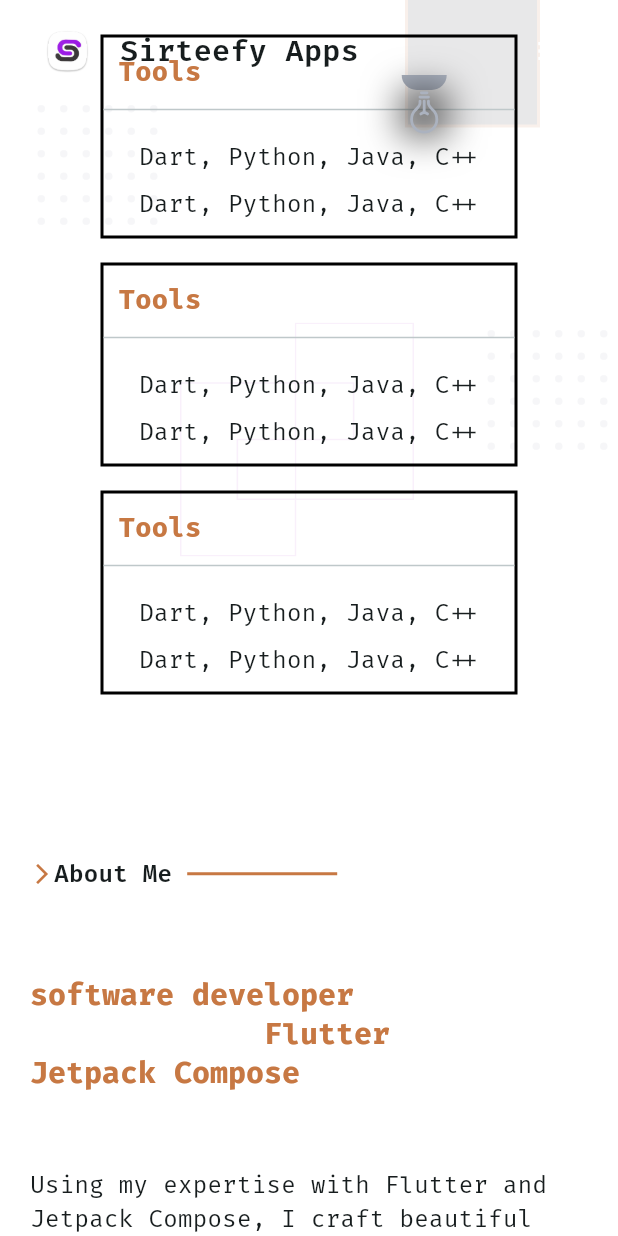
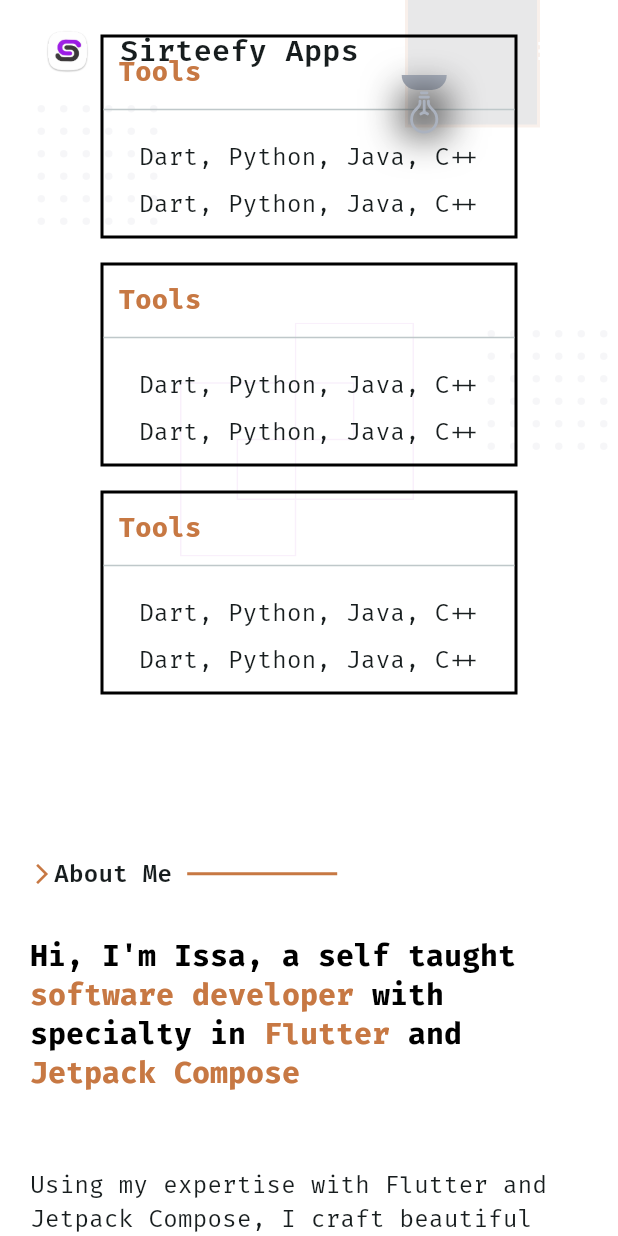
Before and after one commit to Teewhydot/sirteefy, a Flutter app: the screen it shows after launch, scrolled down 2880 dp, after a tap on the "menu" icon, on a phone screen of 412 x 824 dp. Run offline on Flutter 3.47's test engine with Material 3 defaults, Android fonts, the phone set to English and light mode, and no system bars; our stand-ins replace flutter_svg, get, ionicons, responsive_framework.

```diff
--- a/lib/sirteefy/presentation/pages/all_projects.dart
+++ b/lib/sirteefy/presentation/pages/all_projects.dart
@@ -55,7 +55,7 @@ class AllProjects extends StatelessWidget {
                     decoration: BoxDecoration(
                       color: primaryColor,
                       border: Border.all(
-                        color: textColorPurple,
+                        color: accentColor,
                         width: 2,
                       ),
                     ),
@@ -72,7 +72,7 @@ class AllProjects extends StatelessWidget {
                     decoration: BoxDecoration(
                       color: primaryColor,
                       border: Border.all(
-                        color: textColorPurple,
+                        color: accentColor,
                         width: 2,
                       ),
                     ),
@@ -89,7 +89,7 @@ class AllProjects extends StatelessWidget {
                     decoration: BoxDecoration(
                       color: primaryColor,
                       border: Border.all(
-                        color: textColorPurple,
+                        color: accentColor,
                         width: 2,
                       ),
                     ),
@@ -106,7 +106,7 @@ class AllProjects extends StatelessWidget {
                     decoration: BoxDecoration(
                       color: primaryColor,
                       border: Border.all(
-                        color: textColorPurple,
+                        color: accentColor,
                         width: 2,
                       ),
                     ),
@@ -180,7 +180,7 @@ class AllProjects extends StatelessWidget {
                     decoration: BoxDecoration(
                       color: primaryColor,
                       border: Border.all(
-                        color: textColorPurple,
+                        color: accentColor,
                         width: 2,
                       ),
                     ),
--- a/lib/sirteefy/presentation/widgets/about_me.dart
+++ b/lib/sirteefy/presentation/widgets/about_me.dart
@@ -1,5 +1,6 @@
 import 'package:flutter/material.dart';
 import 'package:ionicons/ionicons.dart';
+import 'package:sirteefy/sirteefy/presentation/widgets/my_skills.dart';
 import 'package:sirteefy/sirteefy/presentation/widgets/project_card.dart';
 import 'package:sirteefy/sirteefy/presentation/widgets/spacing.dart';
 import '../../../utils/color_palette/colors.dart';
@@ -22,31 +23,31 @@ class AboutMe extends StatelessWidget {
                   fontWeight: FontWeight.bold,
                 ),
                 children: [
-              const TextSpan(text: "Hi, I'm Issa, a self taught"),
+              textSpanText("Hi, I'm Issa, a self taught"),
               TextSpan(
                 text: " software developer ",
                 style: AppThemes.firaCodeStyle(
                   fontSize: 20,
                   fontWeight: FontWeight.bold,
-                  color: textColorPurple,
+                  color: accentColor,
                 ),
               ),
-              const TextSpan(text: "with specialty in"),
+              textSpanText("with specialty in"),
               TextSpan(
                 text: " Flutter",
                 style: AppThemes.firaCodeStyle(
                   fontSize: 20,
                   fontWeight: FontWeight.bold,
-                  color: textColorPurple,
+                  color: accentColor,
                 ),
               ),
-              const TextSpan(text: " and"),
+              textSpanText(" and"),
               TextSpan(
                 text: " Jetpack Compose ",
                 style: AppThemes.firaCodeStyle(
                   fontSize: 20,
                   fontWeight: FontWeight.bold,
-                  color: textColorPurple,
+                  color: accentColor,
                 ),
               ),
             ])),
@@ -56,12 +57,11 @@ class AboutMe extends StatelessWidget {
           style: AppThemes.firaCodeStyle(
             fontSize: 16,
             fontWeight: FontWeight.normal,
-
           ),
         ),
         verticalSpace(20),
         const ProjectButton(
-            borderColor: textColorPurple,
+            borderColor: accentColor,
             icon: Ionicons.document,
             text: 'Download Resume'),
       ],
--- a/lib/sirteefy/presentation/widgets/angle_widget.dart
+++ b/lib/sirteefy/presentation/widgets/angle_widget.dart
@@ -1,4 +1,7 @@
 import 'package:flutter/cupertino.dart';
+import 'package:get/get.dart';
+import 'package:get/get_common/get_reset.dart';
+import 'package:get/get_core/src/get_main.dart';
 
 import '../../../utils/color_palette/colors.dart';
 
@@ -21,23 +24,27 @@ class AngleWidget extends StatelessWidget {
           left: angleType == AngleType.left
               ? const BorderSide(
                   width: 2,
+            color: accentColor,
                 )
               : BorderSide.none,
           top: angleType == AngleType.left
               ? const BorderSide(
                   width: 2,
+                  color: accentColor,
                 )
               : BorderSide.none,
           bottom: angleType == AngleType.right
               ? const BorderSide(
                   width: 2,
+                  color: accentColor,
                 )
               : BorderSide.none,
           right: angleType == AngleType.right? const BorderSide(
                   width: 2,
+                  color: accentColor,
                 )
               : BorderSide.none,
-        )
+        ),
       ),
     );
   }
--- a/lib/sirteefy/presentation/widgets/animated_square.dart
+++ b/lib/sirteefy/presentation/widgets/animated_square.dart
@@ -11,7 +11,7 @@ class AnimatedSquare extends StatefulWidget {
 }
 
 class _AnimatedSquareState extends State<AnimatedSquare> {
-  Color _color = textColorGray;
+  Color _color = grayColor;
   late Timer _timer;
 
   @override
@@ -19,7 +19,7 @@ class _AnimatedSquareState extends State<AnimatedSquare> {
     super.initState();
     _timer = Timer.periodic(const Duration(seconds: 1), (Timer timer) {
       setState(() {
-        _color = _color == textColorGray ? textColorPurple : textColorGray;
+        _color = _color == grayColor ? accentColor : grayColor;
       });
     });
   }
--- a/lib/sirteefy/presentation/widgets/contact_section.dart
+++ b/lib/sirteefy/presentation/widgets/contact_section.dart
@@ -43,7 +43,7 @@ class Contact extends StatelessWidget {
           rowFlex: 1,
           child: Container(
             decoration: BoxDecoration(
-                border: Border.all(color: textColorPurple, width: 2),
+                border: Border.all(color: accentColor, width: 2),
                 borderRadius:
                     const BorderRadius.all(Radius.circular(borderWidthRadius))),
             child:Stack(
@@ -87,7 +87,7 @@ class Contact extends StatelessWidget {
                     verticalSpace(20),
                     const Padding(
                       padding: EdgeInsets.all(8.0),
-                      child: ProjectButton(borderColor: textColorPurple, icon: Icons.send, text: "Send"),
+                      child: ProjectButton(borderColor: accentColor, icon: Icons.send, text: "Send"),
                     )
                   ],
                 ),
--- a/lib/sirteefy/presentation/widgets/current_project_widget.dart
+++ b/lib/sirteefy/presentation/widgets/current_project_widget.dart
@@ -69,7 +69,7 @@ class _ScrollingTextState extends State<ScrollingText>
     return Container(
       decoration: BoxDecoration(
         border: Border.all(
-          color: textColorPurple,
+          color: accentColor,
           width: 2,
         ),
         borderRadius: BorderRadius.circular(borderWidthRadius),
--- a/lib/sirteefy/presentation/widgets/footer.dart
+++ b/lib/sirteefy/presentation/widgets/footer.dart
@@ -17,15 +17,15 @@ class Footer extends StatelessWidget {
          Row(
           mainAxisAlignment: desktop? MainAxisAlignment.center: MainAxisAlignment.spaceEvenly,
           children: [
-            const Icon(Ionicons.logo_github, color: textColorGray),
+            const Icon(Ionicons.logo_github, color: grayColor),
             if(desktop) horizontalSpace(20),
-            const Icon(Ionicons.logo_twitter, color: textColorGray),
+            const Icon(Ionicons.logo_twitter, color: grayColor),
             if(desktop) horizontalSpace(20),
 
-            const Icon(Ionicons.logo_instagram, color: textColorGray),
+            const Icon(Ionicons.logo_instagram, color: grayColor),
             if(desktop) horizontalSpace(20),
 
-            const Icon(Ionicons.logo_linkedin, color: textColorGray),
+            const Icon(Ionicons.logo_linkedin, color: grayColor),
           ],
         ),
         verticalSpace(20),
--- a/lib/sirteefy/presentation/widgets/header.dart
+++ b/lib/sirteefy/presentation/widgets/header.dart
@@ -28,7 +28,7 @@ const Header({super.key, this.isHome = false});
               child: const SizedBox(
                     height: 20,
                     width: 20,
-                    child: Icon(Ionicons.arrow_back, color: textColorWhite)
+                    child: Icon(Ionicons.arrow_back, color: whiteColor)
                 ),
             ),
               horizontalSpace(10),
@@ -50,7 +50,7 @@ const Header({super.key, this.isHome = false});
           // Navigation items on the right
         if (isHome) ResponsiveVisibility(
             replacement: IconButton(
-              icon: const Icon(Icons.menu, color: textColorWhite),
+              icon: const Icon(Icons.menu, color: whiteColor),
               onPressed: () {
                 Scaffold.of(context).openDrawer();
               },
--- a/lib/sirteefy/presentation/widgets/header_banner.dart
+++ b/lib/sirteefy/presentation/widgets/header_banner.dart
@@ -48,7 +48,7 @@ class HeaderBanner extends StatelessWidget {
                     ),
                   )
                 ),
-                Positioned( top: 50,right: 50, child: Opacity( opacity: 0.3, child: SvgPicture.asset(Assets.svgsRectangleDesign,color: textColorPurple,))),
+                Positioned( top: 50,right: 50, child: Opacity( opacity: 0.3, child: SvgPicture.asset(Assets.svgsRectangleDesign,color: accentColor,))),
                  Positioned(
                   bottom: 0,
                   child: IntrinsicWidth(
@@ -57,7 +57,7 @@ class HeaderBanner extends StatelessWidget {
                       style: AppThemes.firaCodeStyle(
                         fontSize: 15,
                         fontWeight: FontWeight.bold,
-                        color: textColorPurple,
+                        color: accentColor,
                       ),
                     ),
                   ),
@@ -85,7 +85,7 @@ class HeaderBanner extends StatelessWidget {
                     style: AppThemes.firaCodeStyle(
                     fontSize: 20,
                     fontWeight: FontWeight.bold,
-                    color: textColorPurple,
+                    color: accentColor,
                   ),
                   ),
                   textSpanText("and a"),
@@ -95,7 +95,7 @@ class HeaderBanner extends StatelessWidget {
                     style: AppThemes.firaCodeStyle(
                       fontSize: 20,
                       fontWeight: FontWeight.bold,
-                      color: textColorPurple,
+                      color: accentColor,
                     ),
                   ),
                 ]
@@ -108,7 +108,7 @@ class HeaderBanner extends StatelessWidget {
                 ),
               ),
               verticalSpace(50),
-                    const ProjectButton(borderColor: textColorPurple, icon: Ionicons.phone_portrait_outline, text: 'Get in touch',),
+                    const ProjectButton(borderColor: accentColor, icon: Ionicons.phone_portrait_outline, text: 'Get in touch',),
             ],
           ),
         ),
--- a/lib/sirteefy/presentation/widgets/matrix_dot widget.dart
+++ b/lib/sirteefy/presentation/widgets/matrix_dot widget.dart
@@ -19,7 +19,7 @@ const MatrixDot({super.key, this.l = 5, this.r = 5});
               height: 5,
               margin: const EdgeInsets.all(5),
               decoration: const BoxDecoration(
-                color: textColorGray,
+                color: grayColor,
                 shape: BoxShape.circle,
               ),
             );
--- a/lib/sirteefy/presentation/widgets/my_skills.dart
+++ b/lib/sirteefy/presentation/widgets/my_skills.dart
@@ -44,7 +44,7 @@ class MySkills extends StatelessWidget {
                   decoration: BoxDecoration(
                     color: primaryColor,
                     border: Border.all(
-                      color: textColorPurple,
+                      color: accentColor,
                       width: 2,
                     ),
                   ),
@@ -78,7 +78,7 @@ class MySkills extends StatelessWidget {
                   decoration: BoxDecoration(
                     color: primaryColor,
                     border: Border.all(
-                      color: textColorPurple,
+                      color: accentColor,
                       width: 2,
                     ),
                   ),
@@ -155,7 +155,7 @@ TextSpan textSpanText(String text) {
     style: AppThemes.firaCodeStyle(
       fontSize: 20,
       fontWeight: FontWeight.bold,
-      color: Get.isDarkMode ? textColorGray: textColorBlack,
+      color: Get.isDarkMode ? grayColor: blackColor,
     ),
   );
 }
--- a/lib/sirteefy/presentation/widgets/nav_item.dart
+++ b/lib/sirteefy/presentation/widgets/nav_item.dart
@@ -8,7 +8,7 @@ Widget buildNavItem(String title) {
     children: [
       const Icon(
         Icons.arrow_forward_ios,
-        color: textColorPurple,
+        color: accentColor,
         size: 16,
       ),
       Text(
--- a/lib/sirteefy/presentation/widgets/project_card.dart
+++ b/lib/sirteefy/presentation/widgets/project_card.dart
@@ -16,7 +16,6 @@ class ProjectCard extends StatelessWidget {
       decoration: BoxDecoration(
         borderRadius: BorderRadius.circular(borderWidthRadius),
         border: Border.all(
-
           width: 2,
         ),
       ),
@@ -65,11 +64,11 @@ class ProjectCard extends StatelessWidget {
                 const ProjectButton(
                   icon: Ionicons.logo_github,
                   text: "Code",
-                  borderColor: textColorPurple,
+                  borderColor: accentColor,
                 ),
                 horizontalSpace(10),
                 const ProjectButton(
-                  borderColor: textColorPurple,
+                  borderColor: accentColor,
                   icon: Ionicons.play,
                   text: "Live",
                 ),
--- a/lib/sirteefy/presentation/widgets/section_header.dart
+++ b/lib/sirteefy/presentation/widgets/section_header.dart
@@ -30,7 +30,7 @@ class SectionHeader extends StatelessWidget {
                       ResponsiveBreakpoints.of(context).smallerThan(DESKTOP)
                   ? 100
                   : 300,
-              color: textColorPurple,
+              color: accentColor,
             )
           ],
         ),
--- a/lib/sirteefy/presentation/widgets/skill_category_card.dart
+++ b/lib/sirteefy/presentation/widgets/skill_category_card.dart
@@ -29,7 +29,7 @@ class SkillCategoryCard extends StatelessWidget {
               style: AppThemes.firaCodeStyle(
                 fontSize: 18,
                 fontWeight: FontWeight.bold,
-                color: textColorPurple,
+                color: accentColor,
               ),
             ),
           ),
--- a/lib/sirteefy/presentation/widgets/stupid_quote.dart
+++ b/lib/sirteefy/presentation/widgets/stupid_quote.dart
@@ -41,7 +41,7 @@ class StupidQuote extends StatelessWidget {
                       height: 25,
                       width: 25,
                       color: primaryColor,
-                      child: const Icon(Icons.format_quote, color: textColorGray))),
+                      child: const Icon(Icons.format_quote, color: grayColor))),
               Positioned(
                   bottom: -10,
                   right: 10,
@@ -49,7 +49,7 @@ class StupidQuote extends StatelessWidget {
                       height: 25,
                       width: 25,
                       color: primaryColor,
-                      child: const Icon(Icons.format_quote, color: textColorGray))),
+                      child: const Icon(Icons.format_quote, color: grayColor))),
             ],
           ),
           IntrinsicWidth(
--- a/lib/sirteefy/presentation/widgets/thememode_widget.dart
+++ b/lib/sirteefy/presentation/widgets/thememode_widget.dart
@@ -40,11 +40,11 @@ class _ThemeModeWidgetState extends State<ThemeModeWidget>
 
   void _handleTap() {
     Get.changeTheme(Get.isDarkMode? ThemeData.light(): ThemeData.dark());
-    if (_controller.isCompleted) {
-      _controller.reverse();
-    } else {
-      _controller.forward();
-    }
+    // if (_controller.isCompleted) {
+    //   _controller.reverse();
+    // } else {
+    //   _controller.forward();
+    // }
   }
 
   @override
@@ -64,7 +64,7 @@ class _ThemeModeWidgetState extends State<ThemeModeWidget>
             width: 30,
             height: 10,
             decoration: const BoxDecoration(
-              color: textColorGray,
+              color: grayColor,
               borderRadius: BorderRadius.only(
                   bottomLeft: Radius.circular(20),
                   bottomRight: Radius.circular(20)),
@@ -117,7 +117,7 @@ class _ThemeModeWidgetState extends State<ThemeModeWidget>
                   child: Transform.rotate(
                     angle: -math.pi / 1,
                     child: const Icon(Ionicons.bulb_outline,
-                        color: textColorGray, size: 30),
+                        color: grayColor, size: 30),
                   ),
                 ),
               ),
--- a/lib/utils/color_palette/colors.dart
+++ b/lib/utils/color_palette/colors.dart
@@ -1,10 +1,9 @@
 
-import 'dart:ui';
 
 import 'package:flutter/material.dart';
 
 const Color primaryColor = Color(0xFF282C33);
-const Color textColorPurple = Color(0xFFC77843);
-const Color textColorWhite = Color(0xFFFFFFFF);
-const Color textColorGray = Color(0xFFABB2BF);
-const Color textColorBlack = Colors.black;
+const Color accentColor = Color(0xFFC77843);
+const Color whiteColor = Color(0xFFFFFFFF);
+const Color grayColor = Color(0xFFABB2BF);
+const Color blackColor = Colors.black;
--- a/lib/utils/theme/sirteefy_themes.dart
+++ b/lib/utils/theme/sirteefy_themes.dart
@@ -21,10 +21,10 @@ class AppThemes {
   static ThemeData lightTheme({double scaleFactor = 1.0}) {
     return ThemeData(
       useMaterial3: true,
-      scaffoldBackgroundColor: textColorWhite,
+      scaffoldBackgroundColor: whiteColor.withOpacity(0.85),
       brightness: Brightness.light,
       colorScheme: ColorScheme.fromSeed(
-        seedColor: textColorWhite,
+        seedColor: whiteColor,
         brightness: Brightness.light,
       ),
       // textTheme: TextTheme(
```
